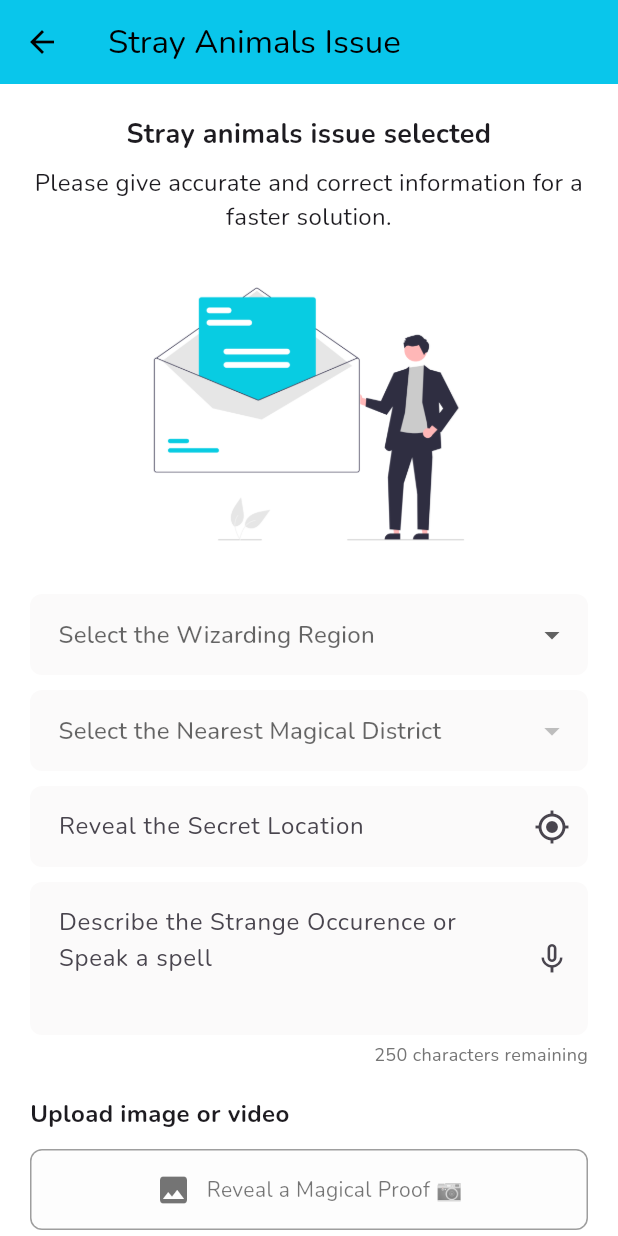
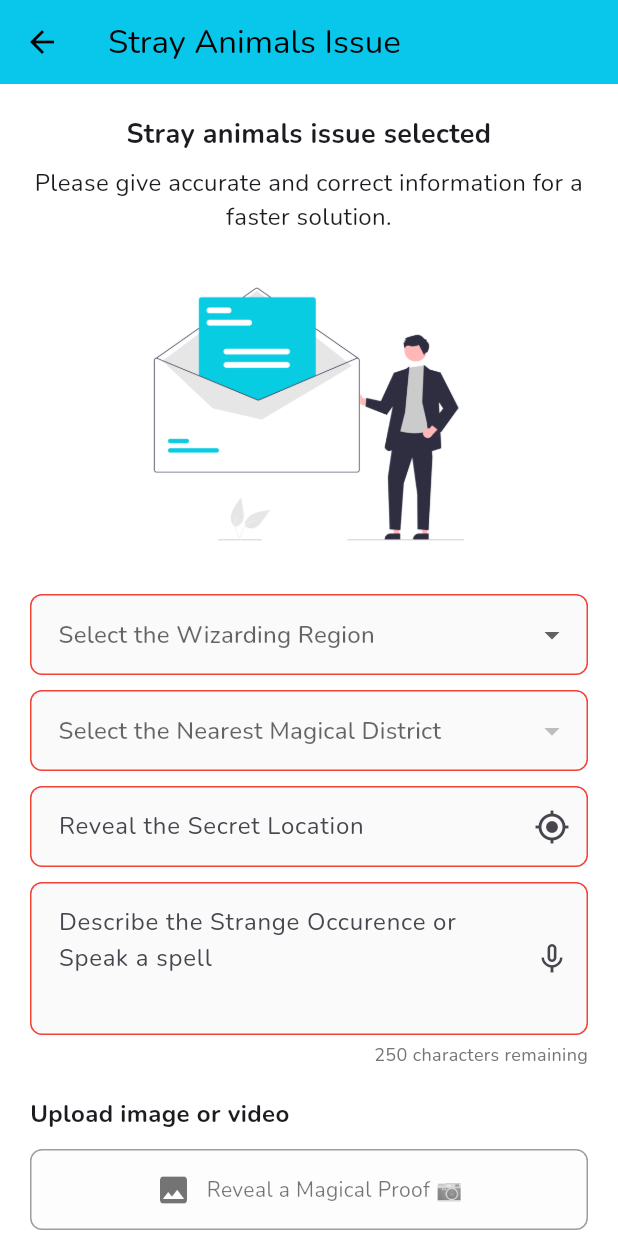
Before and after one commit to thisisselva18/NagarVikasTres, a Flutter app: the AnimalsPage screen opened directly, on a phone screen of 412 x 824 dp. Run offline on Flutter 3.47's test engine with Material 3 defaults, Android fonts, the phone set to English and light mode, and no system bars; our stand-ins replace animate_do, animated_text_kit, connectivity_plus, dio, firebase_auth, firebase_core and 20 more; missing offline and left inert: onesignal_flutter; accounts and stored records are empty; project files that could hold a hidden picture were left out.

Commit message:
Added Form Validation

```diff
--- a/lib/components/shared_issue_form.dart
+++ b/lib/components/shared_issue_form.dart
@@ -128,6 +128,9 @@ class _SharedIssueFormState extends State<SharedIssueForm> {
     _initializeServices();
     _descriptionController.addListener(() {
       setState(() {}); // rebuild when text changes
+    });
+    _locationController.addListener(() {
+      setState(() {});
     });
   }
 
@@ -348,15 +351,19 @@ class _SharedIssueFormState extends State<SharedIssueForm> {
     super.dispose();
   }
 
-  InputDecoration _inputDecoration(String hint) => InputDecoration(
+  InputDecoration _inputDecoration(String hint, {required bool isFilled}) => InputDecoration(
         hintText: hint,
         filled: true,
         fillColor: const Color.fromARGB(255, 251, 250, 250),
-        contentPadding:
-            const EdgeInsets.symmetric(horizontal: 15, vertical: 15),
-        border: OutlineInputBorder(
+        contentPadding: const EdgeInsets.symmetric(horizontal: 15, vertical: 15),
+        enabledBorder: OutlineInputBorder(
             borderRadius: BorderRadius.circular(8),
-            borderSide: BorderSide.none),
+            borderSide: BorderSide(color: isFilled ? Colors.grey[400]! : Colors.red, width: 1),
+        ),
+        focusedBorder: OutlineInputBorder(
+            borderRadius: BorderRadius.circular(8),
+            borderSide: BorderSide(color: isFilled ? Colors.blue : Colors.red, width: 2),
+        ),
       );
 
   @override
@@ -392,7 +399,7 @@ class _SharedIssueFormState extends State<SharedIssueForm> {
                 _selectedState = value;
                 _selectedCity = null;
               }),
-              decoration: _inputDecoration("State"),
+              decoration: _inputDecoration("State", isFilled: _selectedState != null),
             ),
             const SizedBox(height: 10),
             DropdownButtonFormField<String>(
@@ -405,14 +412,14 @@ class _SharedIssueFormState extends State<SharedIssueForm> {
                       .toList()
                   : [],
               onChanged: (value) => setState(() => _selectedCity = value),
-              decoration: _inputDecoration("City"),
+              decoration: _inputDecoration("City", isFilled: _selectedCity != null),
             ),
             const SizedBox(height: 10),
 
             TextField(
               controller: _locationController,
               decoration:
-                  _inputDecoration("Reveal the Secret Location")
+                  _inputDecoration("Reveal the Secret Location", isFilled: _locationController.text.trim().isNotEmpty)
                       .copyWith(
                 suffixIcon: IconButton(
                     icon: const Icon(Icons.my_location),
@@ -430,7 +437,7 @@ class _SharedIssueFormState extends State<SharedIssueForm> {
                       maxLength}) =>
                   null,
               decoration:
-                  _inputDecoration("Describe the Strange Occurence or Speak a spell").copyWith(
+                  _inputDecoration("Describe the Strange Occurence or Speak a spell", isFilled: _descriptionController.text.trim().isNotEmpty).copyWith(
                 suffixIcon: IconButton(
                   icon: Icon(_isListening ? Icons.mic : Icons.mic_none),
                   onPressed: _isListening ? _stopListening : _startListening,
```
